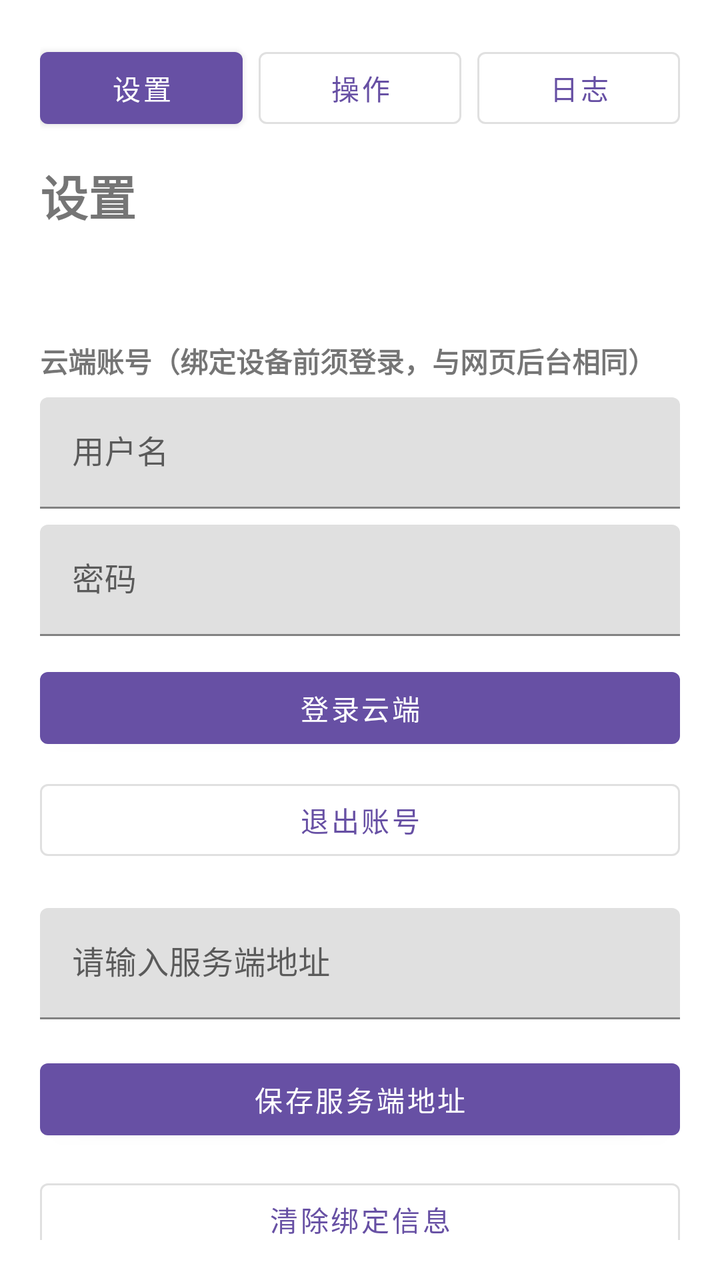
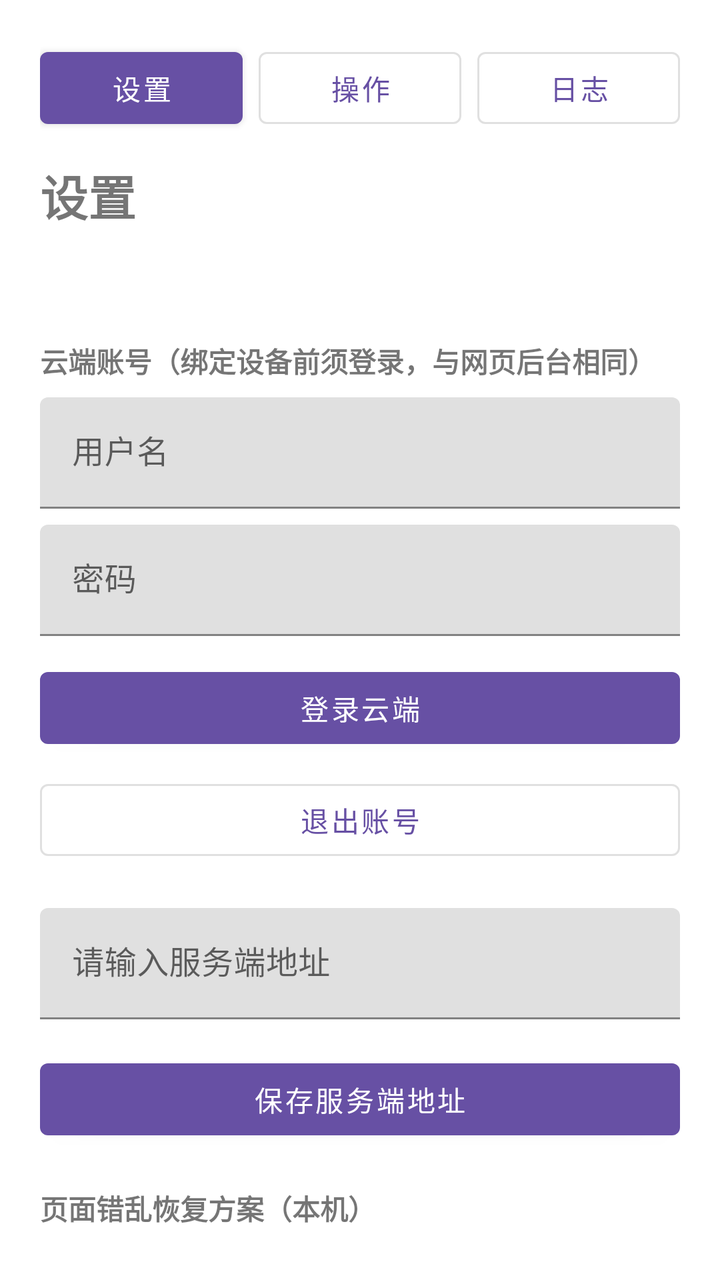

An Android layout rendered at two revisions. The XML below is the earlier revision; the diff shows what the commit changed to produce the second picture.
<!-- AndroidManifest.xml: application theme Theme.AutoTraces -->
<!-- res/layout/activity_settings.xml -->
<?xml version="1.0" encoding="utf-8"?>
<androidx.core.widget.NestedScrollView xmlns:android="http://schemas.android.com/apk/res/android"
    xmlns:app="http://schemas.android.com/apk/res-auto"
    android:layout_width="match_parent"
    android:layout_height="match_parent"
    android:fillViewport="true"
    android:padding="20dp">

    <androidx.constraintlayout.widget.ConstraintLayout
        android:layout_width="match_parent"
        android:layout_height="wrap_content">

        <com.google.android.material.button.MaterialButton
            android:id="@+id/showSettingsButton"
            style="@style/Widget.MaterialComponents.Button"
            android:layout_width="0dp"
            android:layout_height="wrap_content"
            android:text="设置"
            app:layout_constraintEnd_toStartOf="@id/showActionButton"
            app:layout_constraintStart_toStartOf="parent"
            app:layout_constraintTop_toTopOf="parent" />

        <com.google.android.material.button.MaterialButton
            android:id="@+id/showActionButton"
            style="@style/Widget.MaterialComponents.Button.OutlinedButton"
            android:layout_width="0dp"
            android:layout_height="wrap_content"
            android:layout_marginStart="8dp"
            android:text="操作"
            app:layout_constraintEnd_toStartOf="@id/showLogButton"
            app:layout_constraintStart_toEndOf="@id/showSettingsButton"
            app:layout_constraintTop_toTopOf="parent" />

        <com.google.android.material.button.MaterialButton
            android:id="@+id/showLogButton"
            style="@style/Widget.MaterialComponents.Button.OutlinedButton"
            android:layout_width="0dp"
            android:layout_height="wrap_content"
            android:layout_marginStart="8dp"
            android:text="日志"
            app:layout_constraintEnd_toEndOf="parent"
            app:layout_constraintStart_toEndOf="@id/showActionButton"
            app:layout_constraintTop_toTopOf="parent" />

        <TextView
            android:id="@+id/titleText"
            android:layout_width="0dp"
            android:layout_height="wrap_content"
            android:layout_marginTop="12dp"
            android:text="@string/settings_title"
            android:textSize="24sp"
            android:textStyle="bold"
            app:layout_constraintEnd_toEndOf="parent"
            app:layout_constraintStart_toStartOf="parent"
            app:layout_constraintTop_toBottomOf="@id/showSettingsButton" />

        <TextView
            android:id="@+id/deviceInfoText"
            android:layout_width="0dp"
            android:layout_height="wrap_content"
            android:layout_marginTop="16dp"
            app:layout_constraintEnd_toEndOf="parent"
            app:layout_constraintStart_toStartOf="parent"
            app:layout_constraintTop_toBottomOf="@id/titleText" />

        <TextView
            android:id="@+id/cloudAuthTitle"
            android:layout_width="0dp"
            android:layout_height="wrap_content"
            android:layout_marginTop="20dp"
            android:text="云端账号（绑定设备前须登录，与网页后台相同）"
            android:textStyle="bold"
            app:layout_constraintEnd_toEndOf="parent"
            app:layout_constraintStart_toStartOf="parent"
            app:layout_constraintTop_toBottomOf="@id/deviceInfoText" />

        <com.google.android.material.textfield.TextInputLayout
            android:id="@+id/cloudUsernameLayout"
            android:layout_width="0dp"
            android:layout_height="wrap_content"
            android:layout_marginTop="8dp"
            android:hint="用户名"
            app:layout_constraintEnd_toEndOf="parent"
            app:layout_constraintStart_toStartOf="parent"
            app:layout_constraintTop_toBottomOf="@id/cloudAuthTitle">

            <com.google.android.material.textfield.TextInputEditText
                android:id="@+id/cloudUsernameInput"
                android:layout_width="match_parent"
                android:layout_height="wrap_content"
                android:inputType="text" />
        </com.google.android.material.textfield.TextInputLayout>

        <com.google.android.material.textfield.TextInputLayout
            android:id="@+id/cloudPasswordLayout"
            android:layout_width="0dp"
            android:layout_height="wrap_content"
            android:layout_marginTop="8dp"
            android:hint="密码"
            app:layout_constraintEnd_toEndOf="parent"
            app:layout_constraintStart_toStartOf="parent"
            app:layout_constraintTop_toBottomOf="@id/cloudUsernameLayout">

            <com.google.android.material.textfield.TextInputEditText
                android:id="@+id/cloudPasswordInput"
                android:layout_width="match_parent"
                android:layout_height="wrap_content"
                android:inputType="textPassword" />
        </com.google.android.material.textfield.TextInputLayout>

        <com.google.android.material.button.MaterialButton
            android:id="@+id/cloudLoginButton"
            android:layout_width="0dp"
            android:layout_height="wrap_content"
            android:layout_marginTop="12dp"
            android:text="登录云端"
            app:layout_constraintEnd_toEndOf="parent"
            app:layout_constraintStart_toStartOf="parent"
            app:layout_constraintTop_toBottomOf="@id/cloudPasswordLayout" />

        <com.google.android.material.button.MaterialButton
            android:id="@+id/cloudLogoutButton"
            style="@style/Widget.MaterialComponents.Button.OutlinedButton"
            android:layout_width="0dp"
            android:layout_height="wrap_content"
            android:layout_marginTop="8dp"
            android:text="退出账号"
            app:layout_constraintEnd_toEndOf="parent"
            app:layout_constraintStart_toStartOf="parent"
            app:layout_constraintTop_toBottomOf="@id/cloudLoginButton" />

        <com.google.android.material.textfield.TextInputLayout
            android:id="@+id/serverUrlLayout"
            android:layout_width="0dp"
            android:layout_height="wrap_content"
            android:layout_marginTop="20dp"
            app:layout_constraintEnd_toEndOf="parent"
            app:layout_constraintStart_toStartOf="parent"
            app:layout_constraintTop_toBottomOf="@id/cloudLogoutButton">

            <com.google.android.material.textfield.TextInputEditText
                android:id="@+id/serverUrlInput"
                android:layout_width="match_parent"
                android:layout_height="wrap_content"
                android:hint="@string/hint_server_url"
                android:inputType="textUri" />
        </com.google.android.material.textfield.TextInputLayout>

        <com.google.android.material.button.MaterialButton
            android:id="@+id/saveServerButton"
            android:layout_width="0dp"
            android:layout_height="wrap_content"
            android:layout_marginTop="16dp"
            android:text="@string/action_save_server"
            app:layout_constraintEnd_toEndOf="parent"
            app:layout_constraintStart_toStartOf="parent"
            app:layout_constraintTop_toBottomOf="@id/serverUrlLayout" />

        <com.google.android.material.button.MaterialButton
            android:id="@+id/clearBindingButton"
            style="@style/Widget.MaterialComponents.Button.OutlinedButton"
            android:layout_width="0dp"
            android:layout_height="wrap_content"
            android:layout_marginTop="12dp"
            android:text="@string/action_clear_binding"
            app:layout_constraintEnd_toEndOf="parent"
            app:layout_constraintStart_toStartOf="parent"
            app:layout_constraintTop_toBottomOf="@id/saveServerButton" />

        <com.google.android.material.button.MaterialButton
            android:id="@+id/openConfigParamsButton"
            style="@style/Widget.MaterialComponents.Button.OutlinedButton"
            android:layout_width="0dp"
            android:layout_height="wrap_content"
            android:layout_marginTop="12dp"
            android:text="@string/action_open_config_params"
            app:layout_constraintEnd_toEndOf="parent"
            app:layout_constraintStart_toStartOf="parent"
            app:layout_constraintTop_toBottomOf="@id/clearBindingButton" />

        <TextView
            android:id="@+id/statusText"
            android:layout_width="0dp"
            android:layout_height="wrap_content"
            android:layout_marginTop="20dp"
            android:textColor="@android:color/darker_gray"
            app:layout_constraintEnd_toEndOf="parent"
            app:layout_constraintStart_toStartOf="parent"
            app:layout_constraintTop_toBottomOf="@id/openConfigParamsButton" />

        <TextView
            android:id="@+id/versionText"
            android:layout_width="0dp"
            android:layout_height="wrap_content"
            android:layout_marginTop="24dp"
            android:gravity="center"
            android:textColor="@android:color/darker_gray"
            android:textSize="12sp"
            app:layout_constraintEnd_toEndOf="parent"
            app:layout_constraintStart_toStartOf="parent"
            app:layout_constraintTop_toBottomOf="@id/statusText" />

    </androidx.constraintlayout.widget.ConstraintLayout>

</androidx.core.widget.NestedScrollView>
<!-- resources referenced by this layout -->
<resources>
  <string name="action_clear_binding">清除绑定信息</string>
  <string name="action_open_config_params">查看配置参数</string>
  <string name="action_save_server">保存服务端地址</string>
  <string name="hint_server_url">请输入服务端地址</string>
  <string name="settings_title">设置</string>
  <style name="Theme.AutoTraces" parent="Theme.MaterialComponents.DayNight.NoActionBar">
          <item name="colorPrimary">@color/purple_500</item>
          <item name="colorPrimaryVariant">@color/purple_700</item>
          <item name="colorOnPrimary">@color/white</item>
          <item name="android:statusBarColor" tools:targetApi="l">@color/purple_700</item>
      </style>
  <color name="purple_500">#6750A4</color>
  <color name="purple_700">#4F378B</color>
  <color name="white">#FFFFFF</color>
</resources>

<!-- the commit's change to res/layout/activity_settings.xml (unified diff, before → after) -->
@@ -156,6 +156,40 @@
             app:layout_constraintStart_toStartOf="parent"
             app:layout_constraintTop_toBottomOf="@id/serverUrlLayout" />
 
+        <TextView
+            android:id="@+id/pageDisorderRecoveryTitle"
+            android:layout_width="0dp"
+            android:layout_height="wrap_content"
+            android:layout_marginTop="20dp"
+            android:text="页面错乱恢复方案（本机）"
+            android:textStyle="bold"
+            app:layout_constraintEnd_toEndOf="parent"
+            app:layout_constraintStart_toStartOf="parent"
+            app:layout_constraintTop_toBottomOf="@id/saveServerButton" />
+
+        <RadioGroup
+            android:id="@+id/pageDisorderRecoveryGroup"
+            android:layout_width="0dp"
+            android:layout_height="wrap_content"
+            android:layout_marginTop="8dp"
+            android:orientation="vertical"
+            app:layout_constraintEnd_toEndOf="parent"
+            app:layout_constraintStart_toStartOf="parent"
+            app:layout_constraintTop_toBottomOf="@id/pageDisorderRecoveryTitle">
+
+            <RadioButton
+                android:id="@+id/pageDisorderForceRestartRadio"
+                android:layout_width="match_parent"
+                android:layout_height="wrap_content"
+                android:text="原方案：直接强关重启 TikTok（默认）" />
+
+            <RadioButton
+                android:id="@+id/pageDisorderBackHomeRadio"
+                android:layout_width="match_parent"
+                android:layout_height="wrap_content"
+                android:text="当前方案：优先导航返回回首页" />
+        </RadioGroup>
+
         <com.google.android.material.button.MaterialButton
             android:id="@+id/clearBindingButton"
             style="@style/Widget.MaterialComponents.Button.OutlinedButton"
@@ -165,7 +199,7 @@
             android:text="@string/action_clear_binding"
             app:layout_constraintEnd_toEndOf="parent"
             app:layout_constraintStart_toStartOf="parent"
-            app:layout_constraintTop_toBottomOf="@id/saveServerButton" />
+            app:layout_constraintTop_toBottomOf="@id/pageDisorderRecoveryGroup" />
 
         <com.google.android.material.button.MaterialButton
             android:id="@+id/openConfigParamsButton"
